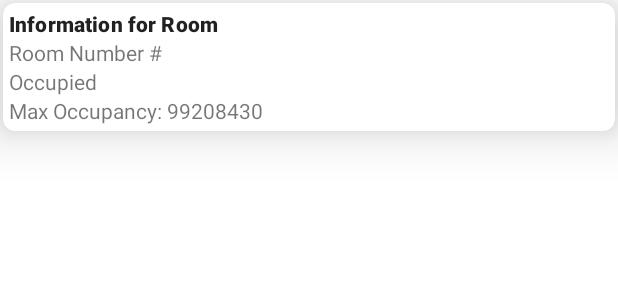
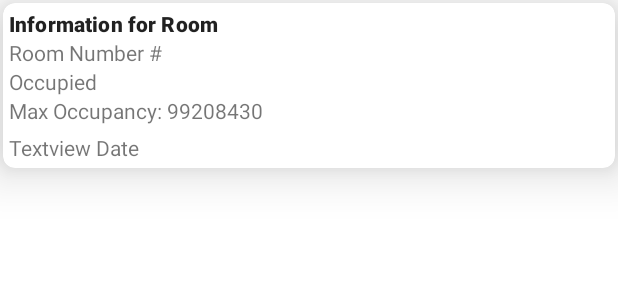
Before and after one commit to devch89/PeopleRoom, an Android app: the layout item_room.xml on its own in the app's theme, with its tools: preview values and no code run, on a phone screen of 412 x 824 dp. Shown: the top 300 px of the screen. Run offline under Robolectric (Android 15) with nearby library versions, the phone set to English and light mode, and no system bars; network calls fail.

```diff
--- a/app/src/main/res/layout/activity_main.xml
+++ b/app/src/main/res/layout/activity_main.xml
@@ -3,8 +3,7 @@
     xmlns:app="http://schemas.android.com/apk/res-auto"
     android:id="@+id/container"
     android:layout_width="match_parent"
-    android:layout_height="wrap_content"
-    android:paddingTop="?attr/actionBarSize">
+    android:layout_height="wrap_content">
 
     <com.google.android.material.bottomnavigation.BottomNavigationView
         android:id="@+id/nav_view"
--- a/app/src/main/res/layout/item_room.xml
+++ b/app/src/main/res/layout/item_room.xml
@@ -1,13 +1,12 @@
 <?xml version="1.0" encoding="utf-8"?>
-<androidx.cardview.widget.CardView
-    xmlns:android="http://schemas.android.com/apk/res/android"
+<androidx.cardview.widget.CardView xmlns:android="http://schemas.android.com/apk/res/android"
     xmlns:app="http://schemas.android.com/apk/res-auto"
     xmlns:tools="http://schemas.android.com/tools"
     android:layout_width="match_parent"
     android:layout_height="wrap_content"
+    android:layout_margin="2dp"
     app:cardCornerRadius="8dp"
-    app:cardElevation="20dp"
-    android:layout_margin="2dp">
+    app:cardElevation="20dp">
 
     <androidx.constraintlayout.widget.ConstraintLayout
         android:layout_width="match_parent"
@@ -19,37 +18,45 @@
             android:layout_width="match_parent"
             android:layout_height="wrap_content"
             android:text="@string/room_information"
+            android:textAppearance="@style/TextAppearance.MaterialComponents.Subtitle2"
             android:textStyle="bold"
-        android:textAppearance="@style/TextAppearance.MaterialComponents.Subtitle2"
-        app:layout_constraintTop_toTopOf="parent"
+            app:layout_constraintEnd_toEndOf="parent"
             app:layout_constraintStart_toStartOf="parent"
-        app:layout_constraintEnd_toEndOf="parent"/>
+            app:layout_constraintTop_toTopOf="parent" />
 
         <TextView
             android:id="@+id/tv_room_number"
             android:layout_width="match_parent"
             android:layout_height="wrap_content"
-        tools:text="Room Number #"
+            app:layout_constraintStart_toStartOf="parent"
             app:layout_constraintTop_toBottomOf="@id/tv_room_title"
-        app:layout_constraintStart_toStartOf="parent"
-        />
+            tools:text="Room Number #" />
 
         <TextView
             android:id="@+id/tv_is_occupied"
             android:layout_width="match_parent"
             android:layout_height="wrap_content"
-        tools:text="Occupied"
+            app:layout_constraintStart_toStartOf="parent"
             app:layout_constraintTop_toBottomOf="@id/tv_room_number"
-        app:layout_constraintStart_toStartOf="parent"/>
+            tools:text="Occupied" />
 
 
         <TextView
             android:id="@+id/tv_max_occupancy"
             android:layout_width="match_parent"
             android:layout_height="wrap_content"
-        tools:text="Max Occupancy: 99208430"
+            app:layout_constraintStart_toStartOf="parent"
             app:layout_constraintTop_toBottomOf="@+id/tv_is_occupied"
-        app:layout_constraintStart_toStartOf="parent"/>
+            tools:text="Max Occupancy: 99208430" />
+
+        <TextView
+            android:id="@+id/tv_date"
+            android:layout_width="wrap_content"
+            android:layout_height="wrap_content"
+            android:layout_marginTop="5dp"
+            app:layout_constraintStart_toStartOf="parent"
+            app:layout_constraintTop_toBottomOf="@id/tv_max_occupancy"
+            tools:text="Textview Date" />
 
     </androidx.constraintlayout.widget.ConstraintLayout>
 
```
Also changed, not shown: app/src/main/java/com/example/myfirsttask/ui/people/DetailsFragment.kt (added, +62 -0 lines), app/src/main/java/com/example/myfirsttask/ui/people/PeopleAdapter.kt (+12 -6 lines), app/src/main/java/com/example/myfirsttask/ui/people/PeopleFragment.kt (+13 -8 lines), app/src/main/java/com/example/myfirsttask/ui/people/PeopleViewModel.kt (+6 -7 lines), app/src/main/java/com/example/myfirsttask/ui/room/RoomAdapter.kt (+7 -7 lines), app/src/main/java/com/example/myfirsttask/ui/room/RoomFragment.kt (+6 -5 lines), app/src/main/java/com/example/myfirsttask/util/DateTimeUtil.kt (added, +13 -0 lines), app/src/main/res/layout/details_fragment.xml (added, +42 -0 lines), app/src/main/res/layout/fragment_people.xml (+10 -1 lines), app/src/main/res/layout/item_people.xml (+10 -33 lines). Lines whose indentation alone changed are shown as unchanged.
